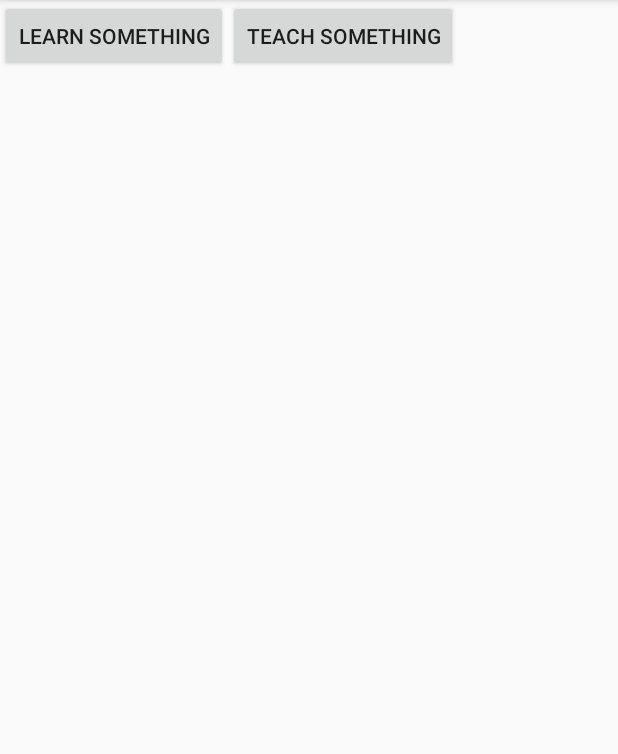
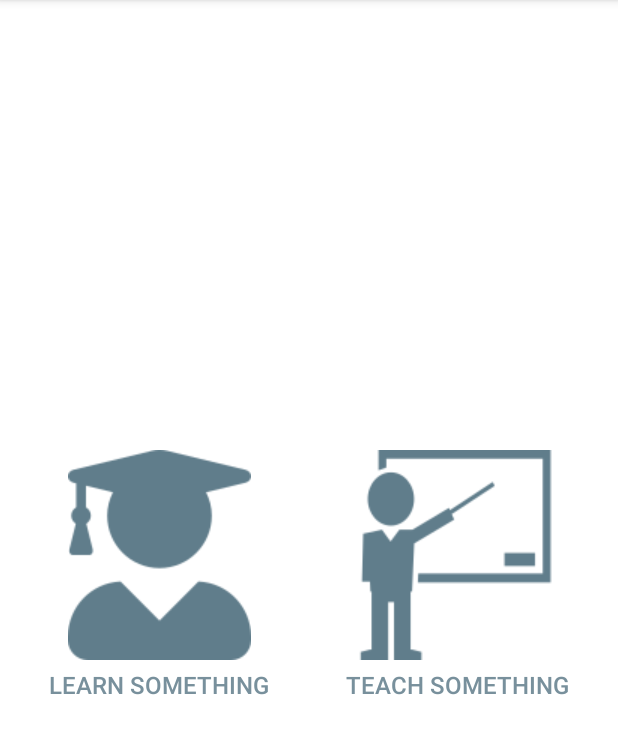
Before and after one commit to Tanya16107/Sahayak, an Android app: the UserDashboard screen opened directly, with no data from a screen before it, on a phone screen of 412 x 824 dp, the part 84-838 px from its top. Run offline under Robolectric (Android 15) with nearby library versions, the phone set to English and light mode, and no system bars.

Commit message:
Integrated the user dashboard with the student UI. Did some beautification on the user dashboard

```diff
--- a/app/src/main/java/com/mobilecomputing/sahayak/Activities/OnboardingActivity.java
+++ b/app/src/main/java/com/mobilecomputing/sahayak/Activities/OnboardingActivity.java
@@ -22,7 +22,7 @@ public class OnboardingActivity extends AppCompatActivity {
         mcontinueButton.setOnClickListener(new View.OnClickListener() {
             @Override
             public void onClick(View view) {
-                Intent intent = new Intent(OnboardingActivity.this, MenteeOptionsActivity.class);
+                Intent intent = new Intent(OnboardingActivity.this, SignInActivity.class);
                 //Intent intent = new Intent(OnboardingActivity.this, SignInActivity.class);
                 startActivity(intent);
             }
--- a/app/src/main/java/com/mobilecomputing/sahayak/Activities/UserDashboard.java
+++ b/app/src/main/java/com/mobilecomputing/sahayak/Activities/UserDashboard.java
@@ -19,5 +19,13 @@ public class UserDashboard extends AppCompatActivity {
         Button btn_learn_something = (Button) findViewById(R.id.learn_something);
         Button btn_teach_something = (Button) findViewById(R.id.teach_something);
 
+
+        btn_learn_something.setOnClickListener(new View.OnClickListener() {
+            @Override
+            public void onClick(View view) {
+                Intent student_dashboard_intent = new Intent(UserDashboard.this, MenteeOptionsActivity.class);
+                startActivity(student_dashboard_intent);
+            }
+        });
     }
 }
--- a/app/src/main/res/layout/activity_user_dashboard.xml
+++ b/app/src/main/res/layout/activity_user_dashboard.xml
@@ -4,6 +4,8 @@
     xmlns:tools="http://schemas.android.com/tools"
     android:layout_width="match_parent"
     android:layout_height="match_parent"
+    android:background="@color/white"
+    android:gravity="center"
     tools:context=".Activities.UserDashboard">
 
     <Button
@@ -11,6 +13,13 @@
         android:layout_width="wrap_content"
         android:layout_height="wrap_content"
         android:text="@string/txt_learn_something"
+        android:drawableTop="@drawable/user_graduate_icon"
+        android:layout_margin="20dp"
+        android:background="?android:attr/selectableItemBackground"
+        android:padding="5dp"
+        android:textSize="16dp"
+        android:textColor="@color/lightGrey"
+        android:drawablePadding="5dp"
         />
 
     <Button
@@ -18,6 +27,13 @@
         android:layout_width="wrap_content"
         android:layout_height="wrap_content"
         android:text="@string/txt_teach_something"
+        android:drawableTop="@drawable/onboarding3"
+        android:background="?android:attr/selectableItemBackground"
+        android:layout_margin="20dp"
+        android:padding="5dp"
+        android:textSize="16dp"
+        android:textColor="@color/lightGrey"
+        android:drawablePadding="5dp"
         />
 
 </LinearLayout>
```
Also changed, not shown: app/src/main/res/drawable/chalkboard_teacher_icon.png (added), app/src/main/res/drawable/user_graduate_icon.png (added).
